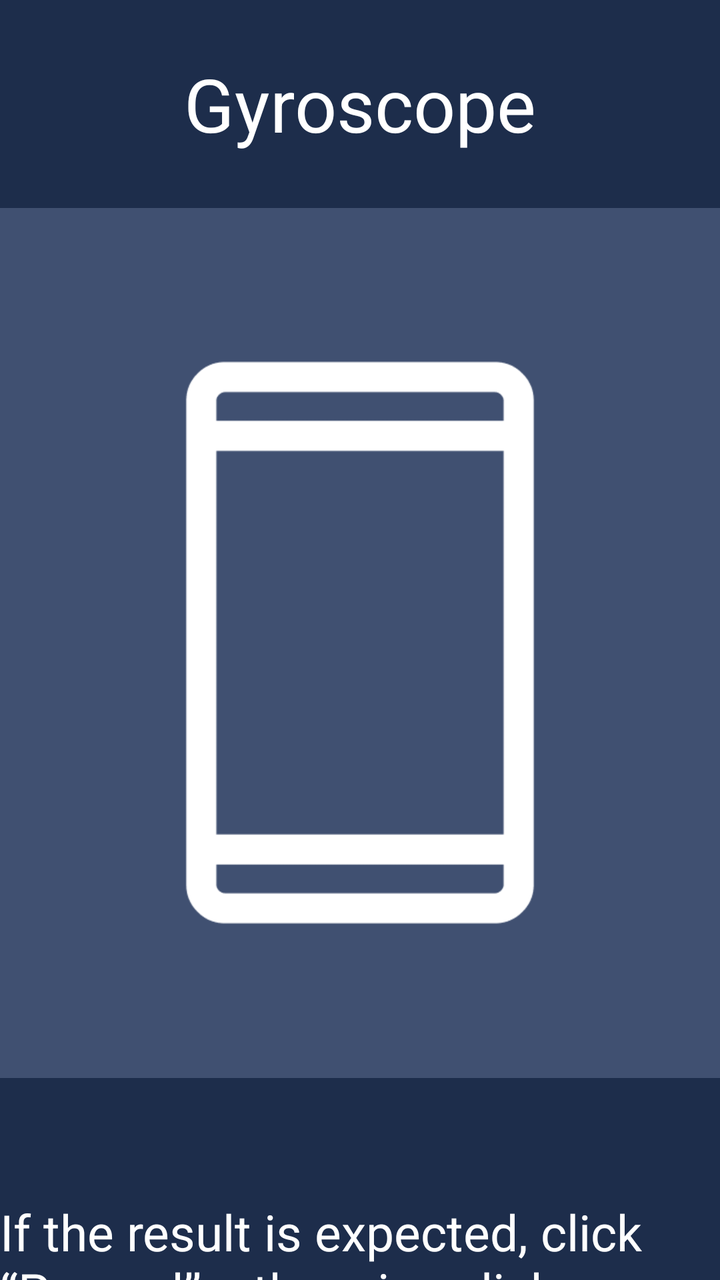
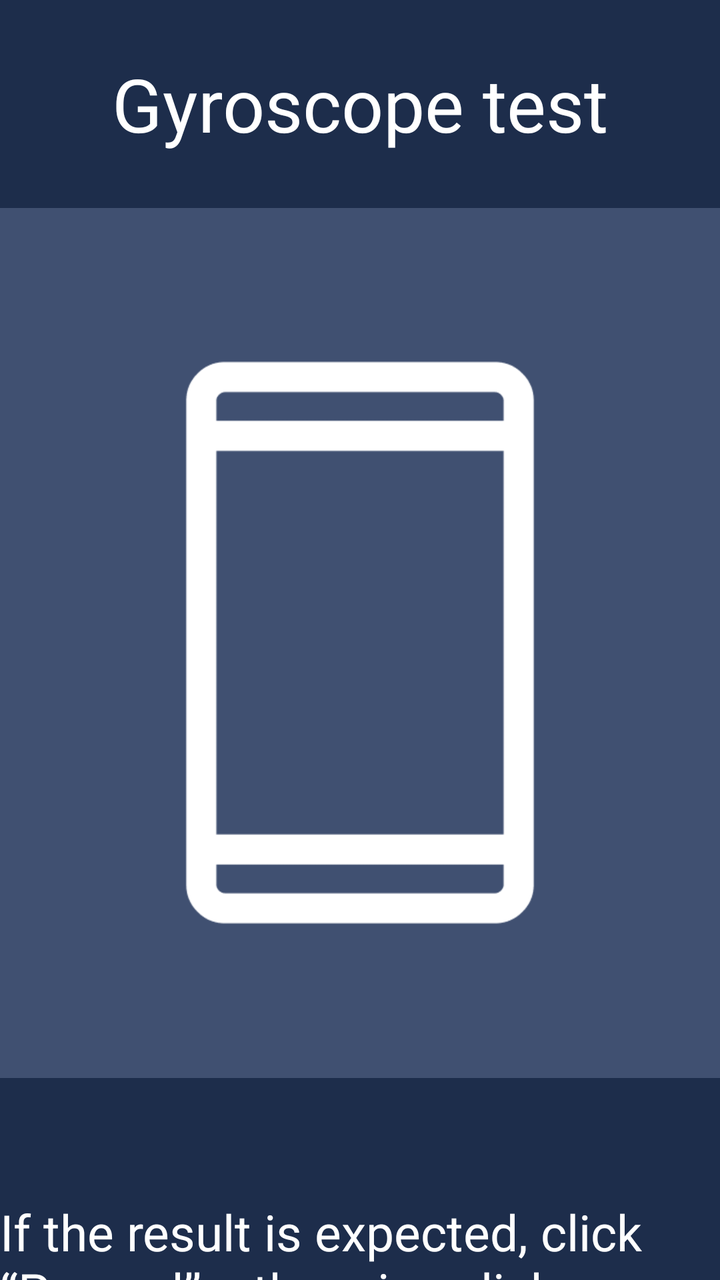

Screens rendered from an Android XML layout before and after an edit, with the pre-edit source and the edit as a unified diff.
<!-- AndroidManifest.xml: activity theme NoTitle -->
<!-- res/layout/activity_gyroscope.xml -->
<?xml version="1.0" encoding="utf-8"?>
<androidx.constraintlayout.widget.ConstraintLayout xmlns:android="http://schemas.android.com/apk/res/android"
    xmlns:app="http://schemas.android.com/apk/res-auto"
    xmlns:tools="http://schemas.android.com/tools"
    android:layout_width="match_parent"
    android:layout_height="match_parent"
    android:background="@color/colorMain">

    <RelativeLayout
        android:id="@+id/relativeLayout2"
        android:layout_width="match_parent"
        android:layout_height="104dp"
        app:layout_constraintEnd_toEndOf="parent"
        app:layout_constraintStart_toStartOf="parent"
        app:layout_constraintTop_toTopOf="parent">

        <TextView
            android:layout_width="wrap_content"
            android:layout_height="wrap_content"
            android:layout_centerInParent="true"
            android:text="@string/gyroscope_name"
            android:textColor="@color/white"
            android:textSize="37dp" />

    </RelativeLayout>

    <LinearLayout
        android:layout_width="match_parent"
        android:layout_height="wrap_content"
        android:gravity="center"
        android:orientation="vertical"
        app:layout_constraintEnd_toEndOf="parent"
        app:layout_constraintHorizontal_bias="0.499"
        app:layout_constraintStart_toStartOf="parent"
        app:layout_constraintTop_toBottomOf="@+id/relativeLayout2"
        tools:ignore="MissingConstraints">

        <RelativeLayout
            android:layout_width="772dp"
            android:layout_height="435dp"
            android:background="@drawable/selector_mode_bg">

            <ImageView
                android:layout_marginLeft="60dp"
                android:id="@+id/image1"
                android:layout_width="118dp"
                android:layout_height="294dp"
                android:layout_centerVertical="true"
                android:src="@mipmap/arrow_left" />

            <ImageView
                android:layout_width="294dp"
                android:layout_height="294dp"
                android:layout_centerInParent="true"
                android:src="@mipmap/device" />

            <ImageView
                android:layout_marginRight="60dp"
                android:id="@+id/image2"
                android:layout_width="118dp"
                android:layout_height="294dp"
                android:layout_alignParentRight="true"
                android:layout_centerVertical="true"
                android:src="@mipmap/arrow_right" />

        </RelativeLayout>

        <TextView
            android:layout_width="wrap_content"
            android:layout_height="wrap_content"
            android:layout_marginTop="60dp"
            android:text="@string/expected_Passed"
            android:textColor="@color/white"
            android:textSize="25dp" />

        <RelativeLayout
            android:layout_width="870dp"
            android:layout_height="wrap_content"
            android:layout_marginTop="48dp"
            tools:ignore="MissingConstraints">


            <Button
                android:id="@+id/failure_bu"
                android:layout_width="121dp"
                android:layout_height="55dp"
                android:background="@drawable/r_button_bg"
                android:text="@string/Failed"
                android:textAllCaps="false"
                android:textColor="@color/white"
                android:textSize="21dp"
                tools:ignore="InOrdpUsage" />


            <Button
                android:id="@+id/through_bu"
                android:layout_width="121dp"
                android:layout_height="55dp"
                android:layout_alignParentEnd="true"
                android:background="@drawable/r_button_bg"
                android:text="@string/Passed"
                android:textAllCaps="false"
                android:textColor="@color/white"
                android:textSize="21dp"
                tools:ignore="InOrdpUsage" />


        </RelativeLayout>
    </LinearLayout>


</androidx.constraintlayout.widget.ConstraintLayout>
<!-- resources referenced by this layout -->
<resources>
  <color name="colorMain">#1D2D4B</color>
  <color name="white">#FFFFFFFF</color>
  <!-- drawable r_button_bg (drawable) -->
  <?xml version="1.0" encoding="utf-8"?>
  <shape
      xmlns:android="http://schemas.android.com/apk/res/android">
      
      <solid
          android:color="@color/colorMainButton" />
      
      <stroke
          android:width="1dp"
          android:color="@color/colorMainButton" />
      
      <size android:height="4mm"/>
      
      <corners
          android:radius="7dp"/>
  
  </shape>
  <!-- drawable selector_mode_bg (drawable) -->
  <?xml version="1.0" encoding="utf-8"?>
  <shape
      xmlns:android="http://schemas.android.com/apk/res/android">
      
      <solid
          android:color="@color/colorMainLight" />
      
      <stroke
      android:width="1dp"
      android:color="@color/colorMainLight" />
      
      <size android:height="4dp"/>
      
      <corners
          android:radius="11dp"/>
  
  </shape>
  <!-- mipmap arrow_left: png bitmap (mipmap-hdpi, 6667 bytes) -->
  <!-- mipmap arrow_right: png bitmap (mipmap-hdpi, 6627 bytes) -->
  <!-- mipmap device: png bitmap (mipmap-hdpi, 3937 bytes) -->
  <string name="Failed">Failed</string>
  <string name="Passed">Passed</string>
  <string name="expected_Passed">If the result is expected, click “Passed”, otherwise click “Failed”</string>
  <string name="gyroscope_name">Gyroscope</string>
  <style name="NoTitle" parent="Theme.AppCompat.Light.NoActionBar">
          <item name="colorPrimary">@color/colorMain</item>
          <item name="colorPrimaryDark">@color/colorMain</item>
          <item name="colorAccent">@color/colorMain</item>
          <item name="android:windowFullscreen">true</item>
          <item name="windowActionBar">false</item>
          <item name="windowNoTitle">true</item>
          <item name="android:textAppearanceListItemSmall">@style/listPopupWindow</item>
      </style>
  <color name="colorMainButton">#0091FF</color>
  <color name="colorMainLight">#405071</color>
  <style name="listPopupWindow">
          <item name="android:textSize">25mm</item>
          <item name="android:fontFamily">@font/montserrat_regular</item>
          <item name="android:textColor">@color/black</item>
      </style>
  <color name="black">#FF000000</color>
</resources>

<!-- the commit's change to res/layout/activity_gyroscope.xml (unified diff, before → after) -->
@@ -18,7 +18,7 @@
             android:layout_width="wrap_content"
             android:layout_height="wrap_content"
             android:layout_centerInParent="true"
-            android:text="@string/gyroscope_name"
+            android:text="@string/gyroscope_name_test"
             android:textColor="@color/white"
             android:textSize="37dp" />
 
<!-- resource entries referenced after the edit -->
@@ -44,7 +44,7 @@
   <string name="Failed">Failed</string>
   <string name="Passed">Passed</string>
   <string name="expected_Passed">If the result is expected, click “Passed”, otherwise click “Failed”</string>
-  <string name="gyroscope_name">Gyroscope</string>
+  <string name="gyroscope_name_test">Gyroscope test</string>
   <style name="NoTitle" parent="Theme.AppCompat.Light.NoActionBar">
           <item name="colorPrimary">@color/colorMain</item>
           <item name="colorPrimaryDark">@color/colorMain</item>
